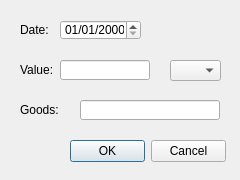
First picture: the form in ui/addexpense.ui, repository maxjamcitar/purseqt, before the edit.
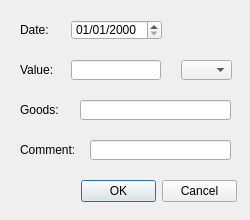
Second picture: the form after the edit.

Patch:
```diff
--- a/ui/addexpense.ui
+++ b/ui/addexpense.ui
@@ -9,8 +9,8 @@
    <rect>
     <x>0</x>
     <y>0</y>
-    <width>240</width>
-    <height>180</height>
+    <width>250</width>
+    <height>220</height>
    </rect>
   </property>
   <property name="cursor">
@@ -51,10 +51,10 @@
   <widget class="QComboBox" name="comboBoxCurrency">
    <property name="geometry">
     <rect>
-     <x>170</x>
+     <x>181</x>
      <y>60</y>
      <width>51</width>
-     <height>21</height>
+     <height>20</height>
     </rect>
    </property>
   </widget>
@@ -74,7 +74,7 @@
   <widget class="QLineEdit" name="lineEditMoneyValue">
    <property name="geometry">
     <rect>
-     <x>60</x>
+     <x>71</x>
      <y>60</y>
      <width>90</width>
      <height>20</height>
@@ -84,9 +84,9 @@
   <widget class="QDateEdit" name="dateEdit">
    <property name="geometry">
     <rect>
-     <x>60</x>
+     <x>71</x>
      <y>20</y>
-     <width>81</width>
+     <width>91</width>
      <height>20</height>
     </rect>
    </property>
@@ -109,7 +109,7 @@
     <rect>
      <x>80</x>
      <y>100</y>
-     <width>140</width>
+     <width>151</width>
      <height>20</height>
     </rect>
    </property>
@@ -117,8 +117,8 @@
   <widget class="QDialogButtonBox" name="buttonsOkCancel">
    <property name="geometry">
     <rect>
-     <x>70</x>
-     <y>140</y>
+     <x>81</x>
+     <y>180</y>
      <width>156</width>
      <height>23</height>
     </rect>
@@ -127,6 +127,29 @@
     <set>QDialogButtonBox::Cancel|QDialogButtonBox::Ok</set>
    </property>
   </widget>
+  <widget class="QLabel" name="labelC">
+   <property name="geometry">
+    <rect>
+     <x>20</x>
+     <y>140</y>
+     <width>60</width>
+     <height>20</height>
+    </rect>
+   </property>
+   <property name="text">
+    <string>Comment:</string>
+   </property>
+  </widget>
+  <widget class="QLineEdit" name="lineEditComment">
+   <property name="geometry">
+    <rect>
+     <x>90</x>
+     <y>140</y>
+     <width>141</width>
+     <height>20</height>
+    </rect>
+   </property>
+  </widget>
  </widget>
  <resources/>
  <connections>
```
